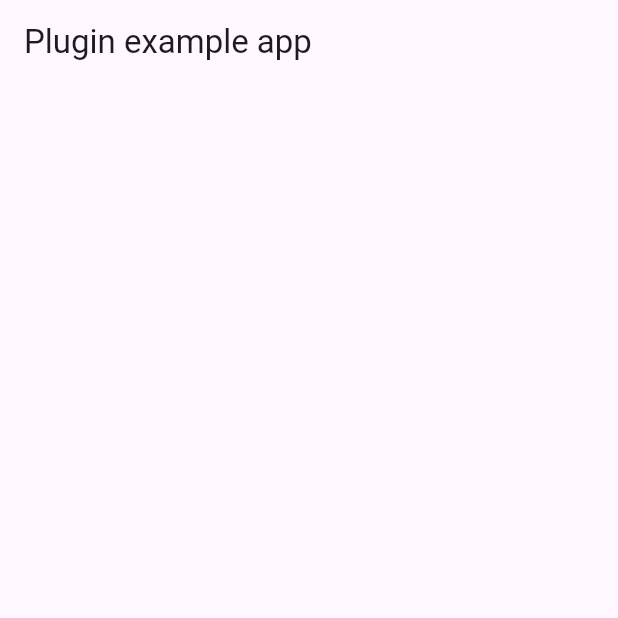
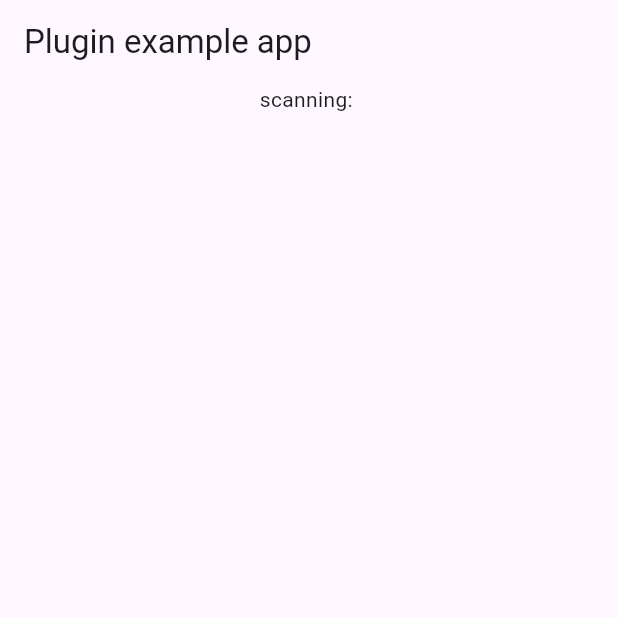
Before and after one commit to FrenkyDema/sunmi_scanner, a Flutter app: the screen it shows after launch, on a phone screen of 412 x 824 dp, the top half of it. Run offline on Flutter 3.47's test engine with Material 3 defaults, Android fonts, the phone set to English and light mode, and no system bars.

Commit message:
Fix android files

```diff
--- a/example/lib/main.dart
+++ b/example/lib/main.dart
@@ -41,7 +41,7 @@ class _MyAppState extends State<MyApp> {
             crossAxisAlignment: CrossAxisAlignment.stretch,
             children: [
               Center(
-                child: Text(scannedValue ?? ""),
+                child: Text("scanning: ${scannedValue ?? ""}"),
               ),
             ],
           ),
```
Also changed, not shown: 2 other files.
